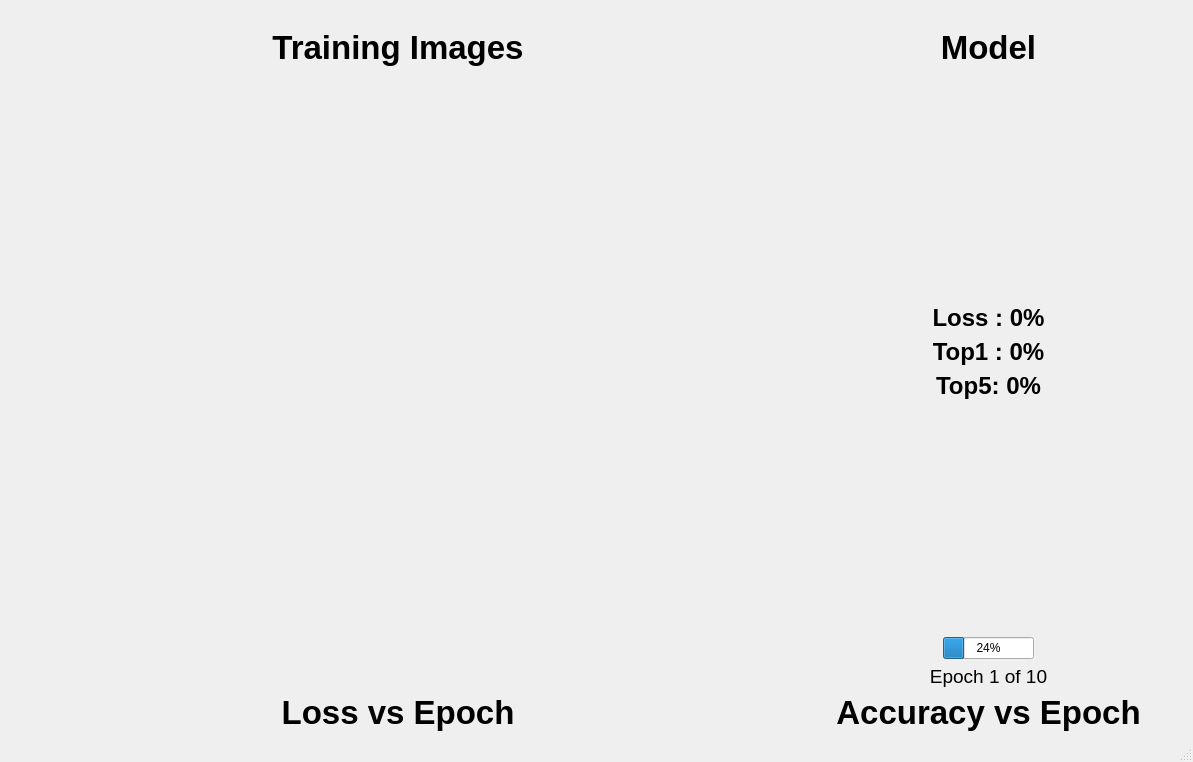
Qt form scripts/train_viewer.ui (kiritigowda/MIVisionX-Neural-Net-Workflow) before a commit.
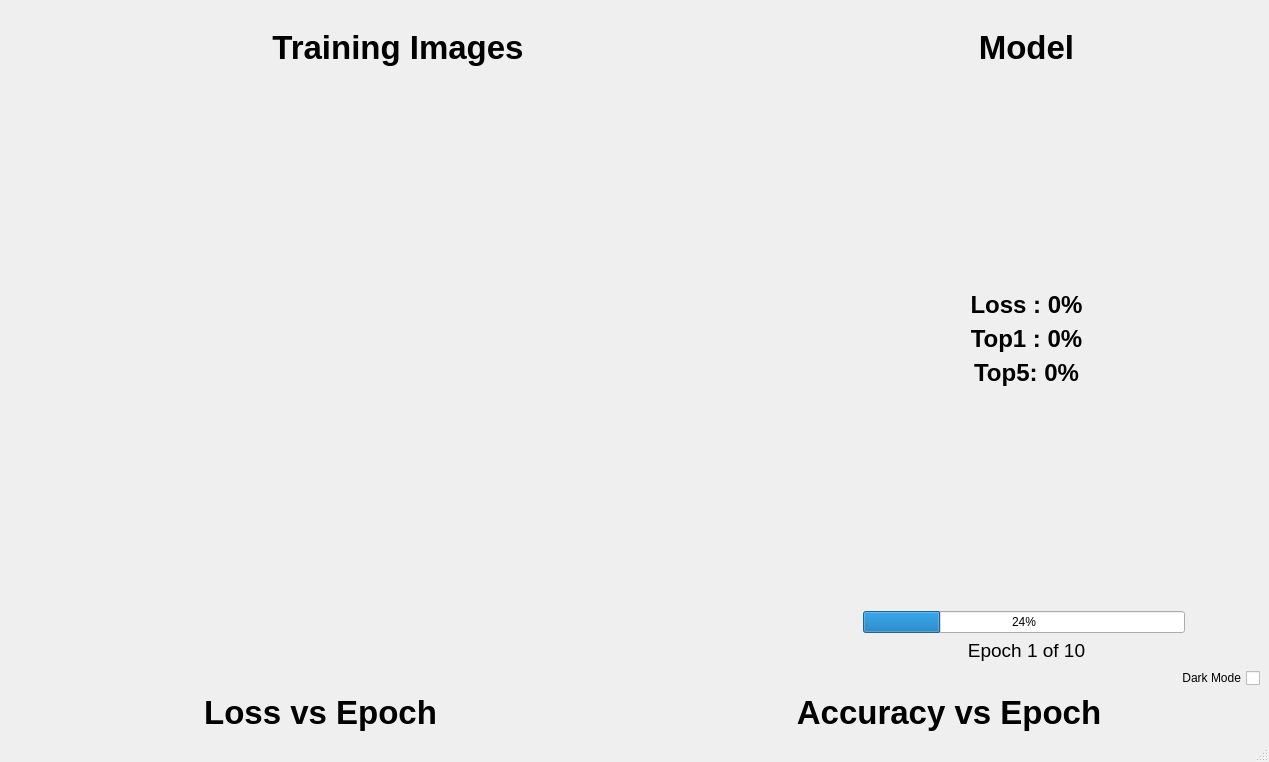
The same form after that commit. Icons and pictures are not drawn.

Commit message:
New Mode - Dark Mode (#6)
* dark mode added

The edit to the form file:
```diff
--- a/scripts/train_viewer.ui
+++ b/scripts/train_viewer.ui
@@ -6,7 +6,7 @@
    <rect>
     <x>0</x>
     <y>0</y>
-    <width>1080</width>
+    <width>1269</width>
     <height>762</height>
    </rect>
   </property>
@@ -95,70 +95,8 @@
      </layout>
     </item>
     <item>
-     <layout class="QGridLayout" name="gridLayout">
-      <item row="1" column="1">
-       <layout class="QVBoxLayout" name="a_verticalLayout">
-        <item>
-         <widget class="QLabel" name="atitle_label">
-          <property name="sizePolicy">
-           <sizepolicy hsizetype="Expanding" vsizetype="Fixed">
-            <horstretch>0</horstretch>
-            <verstretch>0</verstretch>
-           </sizepolicy>
-          </property>
-          <property name="font">
-           <font>
-            <family>Ubuntu</family>
-            <pointsize>25</pointsize>
-            <weight>75</weight>
-            <bold>true</bold>
-           </font>
-          </property>
-          <property name="text">
-           <string>Accuracy vs Epoch</string>
-          </property>
-          <property name="alignment">
-           <set>Qt::AlignCenter</set>
-          </property>
-         </widget>
-        </item>
-        <item>
-         <layout class="QVBoxLayout" name="verticalLayout_2"/>
-        </item>
-       </layout>
-      </item>
-      <item row="1" column="0">
-       <layout class="QVBoxLayout" name="l_verticalLayout">
-        <item>
-         <widget class="QLabel" name="ltitle_label">
-          <property name="sizePolicy">
-           <sizepolicy hsizetype="Expanding" vsizetype="Fixed">
-            <horstretch>0</horstretch>
-            <verstretch>0</verstretch>
-           </sizepolicy>
-          </property>
-          <property name="font">
-           <font>
-            <family>Ubuntu</family>
-            <pointsize>25</pointsize>
-            <weight>75</weight>
-            <bold>true</bold>
-           </font>
-          </property>
-          <property name="text">
-           <string>Loss vs Epoch</string>
-          </property>
-          <property name="alignment">
-           <set>Qt::AlignCenter</set>
-          </property>
-         </widget>
-        </item>
-        <item>
-         <layout class="QVBoxLayout" name="verticalLayout"/>
-        </item>
-       </layout>
-      </item>
-      <item row="0" column="0">
+     <layout class="QHBoxLayout" name="horizontalLayout_3">
+      <item>
        <layout class="QVBoxLayout" name="verticalLayout_4">
         <item>
          <widget class="QLabel" name="image_label">
@@ -191,8 +129,8 @@
         </item>
         <item>
          <layout class="QGridLayout" name="image_layout">
-          <item row="0" column="0">
-           <widget class="QLabel" name="image_frame5">
+          <item row="1" column="0">
+           <widget class="QLabel" name="image_frame">
             <property name="sizePolicy">
              <sizepolicy hsizetype="MinimumExpanding" vsizetype="MinimumExpanding">
               <horstretch>0</horstretch>
@@ -213,7 +151,7 @@
             </property>
            </widget>
           </item>
-          <item row="0" column="1">
+          <item row="1" column="1">
            <widget class="QLabel" name="image_frame2">
             <property name="sizePolicy">
              <sizepolicy hsizetype="MinimumExpanding" vsizetype="MinimumExpanding">
@@ -235,7 +173,73 @@
             </property>
            </widget>
           </item>
-          <item row="0" column="2">
+          <item row="1" column="2">
+           <widget class="QLabel" name="image_frame3">
+            <property name="sizePolicy">
+             <sizepolicy hsizetype="MinimumExpanding" vsizetype="MinimumExpanding">
+              <horstretch>0</horstretch>
+              <verstretch>0</verstretch>
+             </sizepolicy>
+            </property>
+            <property name="minimumSize">
+             <size>
+              <width>190</width>
+              <height>190</height>
+             </size>
+            </property>
+            <property name="text">
+             <string/>
+            </property>
+            <property name="alignment">
+             <set>Qt::AlignCenter</set>
+            </property>
+           </widget>
+          </item>
+          <item row="1" column="3">
+           <widget class="QLabel" name="image_frame4">
+            <property name="sizePolicy">
+             <sizepolicy hsizetype="MinimumExpanding" vsizetype="MinimumExpanding">
+              <horstretch>0</horstretch>
+              <verstretch>0</verstretch>
+             </sizepolicy>
+            </property>
+            <property name="minimumSize">
+             <size>
+              <width>190</width>
+              <height>190</height>
+             </size>
+            </property>
+            <property name="text">
+             <string/>
+            </property>
+            <property name="alignment">
+             <set>Qt::AlignCenter</set>
+            </property>
+           </widget>
+          </item>
+          <item row="2" column="0">
+           <widget class="QLabel" name="image_frame5">
+            <property name="sizePolicy">
+             <sizepolicy hsizetype="MinimumExpanding" vsizetype="MinimumExpanding">
+              <horstretch>0</horstretch>
+              <verstretch>0</verstretch>
+             </sizepolicy>
+            </property>
+            <property name="minimumSize">
+             <size>
+              <width>190</width>
+              <height>190</height>
+             </size>
+            </property>
+            <property name="text">
+             <string/>
+            </property>
+            <property name="alignment">
+             <set>Qt::AlignCenter</set>
+            </property>
+           </widget>
+          </item>
+          <item row="2" column="1">
            <widget class="QLabel" name="image_frame6">
             <property name="sizePolicy">
              <sizepolicy hsizetype="MinimumExpanding" vsizetype="MinimumExpanding">
@@ -257,29 +261,7 @@
             </property>
            </widget>
           </item>
-          <item row="0" column="3">
-           <widget class="QLabel" name="image_frame">
-            <property name="sizePolicy">
-             <sizepolicy hsizetype="MinimumExpanding" vsizetype="MinimumExpanding">
-              <horstretch>0</horstretch>
-              <verstretch>0</verstretch>
-             </sizepolicy>
-            </property>
-            <property name="minimumSize">
-             <size>
-              <width>190</width>
-              <height>190</height>
-             </size>
-            </property>
-            <property name="text">
-             <string/>
-            </property>
-            <property name="alignment">
-             <set>Qt::AlignCenter</set>
-            </property>
-           </widget>
-          </item>
-          <item row="1" column="0" rowspan="2">
+          <item row="2" column="2">
            <widget class="QLabel" name="image_frame7">
             <property name="sizePolicy">
              <sizepolicy hsizetype="MinimumExpanding" vsizetype="MinimumExpanding">
@@ -301,51 +283,7 @@
             </property>
            </widget>
           </item>
-          <item row="1" column="1" rowspan="2">
-           <widget class="QLabel" name="image_frame4">
-            <property name="sizePolicy">
-             <sizepolicy hsizetype="MinimumExpanding" vsizetype="MinimumExpanding">
-              <horstretch>0</horstretch>
-              <verstretch>0</verstretch>
-             </sizepolicy>
-            </property>
-            <property name="minimumSize">
-             <size>
-              <width>190</width>
-              <height>190</height>
-             </size>
-            </property>
-            <property name="text">
-             <string/>
-            </property>
-            <property name="alignment">
-             <set>Qt::AlignCenter</set>
-            </property>
-           </widget>
-          </item>
-          <item row="1" column="2" rowspan="2">
-           <widget class="QLabel" name="image_frame3">
-            <property name="sizePolicy">
-             <sizepolicy hsizetype="MinimumExpanding" vsizetype="MinimumExpanding">
-              <horstretch>0</horstretch>
-              <verstretch>0</verstretch>
-             </sizepolicy>
-            </property>
-            <property name="minimumSize">
-             <size>
-              <width>190</width>
-              <height>190</height>
-             </size>
-            </property>
-            <property name="text">
-             <string/>
-            </property>
-            <property name="alignment">
-             <set>Qt::AlignCenter</set>
-            </property>
-           </widget>
-          </item>
-          <item row="1" column="3" rowspan="2">
+          <item row="2" column="3">
            <widget class="QLabel" name="image_frame8">
             <property name="sizePolicy">
              <sizepolicy hsizetype="MinimumExpanding" vsizetype="MinimumExpanding">
@@ -371,7 +309,7 @@
         </item>
        </layout>
       </item>
-      <item row="0" column="1">
+      <item>
        <layout class="QVBoxLayout" name="verticalLayout_3">
         <item>
          <widget class="QLabel" name="model_label">
@@ -495,7 +433,7 @@
             </property>
             <property name="sizeHint" stdset="0">
              <size>
-              <width>150</width>
+              <width>70</width>
               <height>20</height>
              </size>
             </property>
@@ -504,11 +442,17 @@
           <item>
            <widget class="QProgressBar" name="model_progressBar">
             <property name="sizePolicy">
-             <sizepolicy hsizetype="Preferred" vsizetype="Fixed">
+             <sizepolicy hsizetype="MinimumExpanding" vsizetype="Fixed">
               <horstretch>0</horstretch>
               <verstretch>0</verstretch>
              </sizepolicy>
             </property>
+            <property name="minimumSize">
+             <size>
+              <width>300</width>
+              <height>0</height>
+             </size>
+            </property>
             <property name="value">
              <number>24</number>
             </property>
@@ -527,7 +471,7 @@
             </property>
             <property name="sizeHint" stdset="0">
              <size>
-              <width>150</width>
+              <width>75</width>
               <height>20</height>
              </size>
             </property>
@@ -552,6 +496,82 @@
           </property>
          </widget>
         </item>
+        <item>
+         <widget class="QCheckBox" name="tdark_checkBox">
+          <property name="layoutDirection">
+           <enum>Qt::RightToLeft</enum>
+          </property>
+          <property name="text">
+           <string>Dark Mode</string>
+          </property>
+         </widget>
+        </item>
+       </layout>
+      </item>
+     </layout>
+    </item>
+    <item>
+     <layout class="QHBoxLayout" name="horizontalLayout_2">
+      <item>
+       <layout class="QVBoxLayout" name="l_verticalLayout">
+        <item>
+         <widget class="QLabel" name="ltitle_label">
+          <property name="sizePolicy">
+           <sizepolicy hsizetype="Expanding" vsizetype="Fixed">
+            <horstretch>0</horstretch>
+            <verstretch>0</verstretch>
+           </sizepolicy>
+          </property>
+          <property name="font">
+           <font>
+            <family>Ubuntu</family>
+            <pointsize>25</pointsize>
+            <weight>75</weight>
+            <bold>true</bold>
+           </font>
+          </property>
+          <property name="text">
+           <string>Loss vs Epoch</string>
+          </property>
+          <property name="alignment">
+           <set>Qt::AlignCenter</set>
+          </property>
+         </widget>
+        </item>
+        <item>
+         <layout class="QVBoxLayout" name="verticalLayout"/>
+        </item>
+       </layout>
+      </item>
+      <item>
+       <layout class="QVBoxLayout" name="a_verticalLayout">
+        <item>
+         <widget class="QLabel" name="atitle_label">
+          <property name="sizePolicy">
+           <sizepolicy hsizetype="Expanding" vsizetype="Fixed">
+            <horstretch>0</horstretch>
+            <verstretch>0</verstretch>
+           </sizepolicy>
+          </property>
+          <property name="font">
+           <font>
+            <family>Ubuntu</family>
+            <pointsize>25</pointsize>
+            <weight>75</weight>
+            <bold>true</bold>
+           </font>
+          </property>
+          <property name="text">
+           <string>Accuracy vs Epoch</string>
+          </property>
+          <property name="alignment">
+           <set>Qt::AlignCenter</set>
+          </property>
+         </widget>
+        </item>
+        <item>
+         <layout class="QVBoxLayout" name="verticalLayout_2"/>
+        </item>
        </layout>
       </item>
      </layout>
```
Left out of the diff: 2 changed lines with no effect on the pictures. The commit also changes 2 other files.
